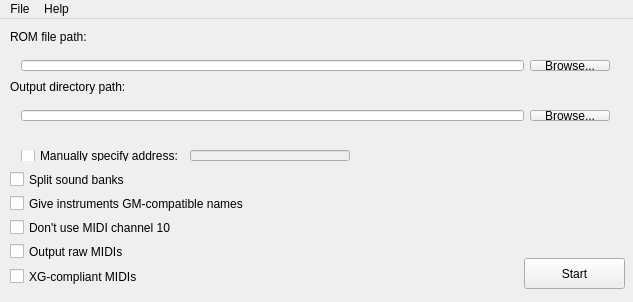
Before: the Qt Designer form mainwindow.ui in CaptainSwag101/gba-mus-ripper-gui, drawn with Qt 5.
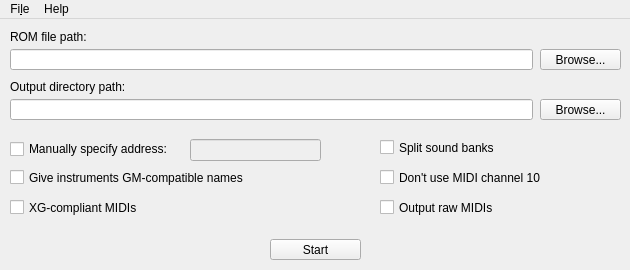
After: the same form once the commit is applied.

Patch:
```diff
--- a/mainwindow.ui
+++ b/mainwindow.ui
@@ -6,8 +6,8 @@
    <rect>
     <x>0</x>
     <y>0</y>
-    <width>633</width>
-    <height>302</height>
+    <width>630</width>
+    <height>270</height>
    </rect>
   </property>
   <property name="sizePolicy">
@@ -49,65 +49,21 @@
    <widget class="QPushButton" name="startButton">
     <property name="geometry">
      <rect>
-      <x>524</x>
-      <y>239</y>
-      <width>101</width>
-      <height>31</height>
+      <x>270</x>
+      <y>220</y>
+      <width>91</width>
+      <height>21</height>
      </rect>
     </property>
     <property name="text">
      <string>Start</string>
     </property>
    </widget>
-   <widget class="QWidget" name="layoutWidget">
-    <property name="geometry">
-     <rect>
-      <x>10</x>
-      <y>30</y>
-      <width>611</width>
-      <height>33</height>
-     </rect>
-    </property>
-    <layout class="QHBoxLayout" name="horizontalLayout">
-     <item>
-      <widget class="QLineEdit" name="romPathEdit"/>
-     </item>
-     <item>
-      <widget class="QPushButton" name="chooseRomButton">
-       <property name="text">
-        <string>Browse...</string>
-       </property>
-      </widget>
-     </item>
-    </layout>
-   </widget>
-   <widget class="QWidget" name="layoutWidget">
-    <property name="geometry">
-     <rect>
-      <x>10</x>
-      <y>80</y>
-      <width>611</width>
-      <height>33</height>
-     </rect>
-    </property>
-    <layout class="QHBoxLayout" name="horizontalLayout_2">
-     <item>
-      <widget class="QLineEdit" name="outputPathEdit"/>
-     </item>
-     <item>
-      <widget class="QPushButton" name="chooseOutputButton">
-       <property name="text">
-        <string>Browse...</string>
-       </property>
-      </widget>
-     </item>
-    </layout>
-   </widget>
    <widget class="QCheckBox" name="splitSoundBanks">
     <property name="geometry">
      <rect>
-      <x>10</x>
-      <y>152</y>
+      <x>380</x>
+      <y>120</y>
       <width>221</width>
       <height>17</height>
      </rect>
@@ -120,7 +76,7 @@
     <property name="geometry">
      <rect>
       <x>10</x>
-      <y>176</y>
+      <y>150</y>
       <width>361</width>
       <height>17</height>
      </rect>
@@ -132,8 +88,8 @@
    <widget class="QCheckBox" name="avoidCh10">
     <property name="geometry">
      <rect>
-      <x>10</x>
-      <y>200</y>
+      <x>380</x>
+      <y>150</y>
       <width>281</width>
       <height>17</height>
      </rect>
@@ -145,8 +101,8 @@
    <widget class="QCheckBox" name="outputRaw">
     <property name="geometry">
      <rect>
-      <x>10</x>
-      <y>224</y>
+      <x>380</x>
+      <y>180</y>
       <width>211</width>
       <height>17</height>
      </rect>
@@ -159,7 +115,7 @@
     <property name="geometry">
      <rect>
       <x>10</x>
-      <y>249</y>
+      <y>180</y>
       <width>251</width>
       <height>17</height>
      </rect>
@@ -168,56 +124,91 @@
      <string>XG-compliant MIDIs</string>
     </property>
    </widget>
-   <widget class="QWidget" name="layoutWidget">
+   <widget class="QCheckBox" name="manualAddressEnable">
     <property name="geometry">
      <rect>
       <x>10</x>
       <y>120</y>
-      <width>351</width>
-      <height>33</height>
+      <width>176</width>
+      <height>20</height>
      </rect>
     </property>
-    <layout class="QHBoxLayout" name="horizontalLayout_3">
-     <item>
-      <widget class="QCheckBox" name="manualAddressEnable">
-       <property name="text">
-        <string>Manually specify address:</string>
-       </property>
-      </widget>
-     </item>
-     <item>
-      <widget class="QLineEdit" name="manualAddress">
-       <property name="enabled">
-        <bool>false</bool>
-       </property>
-      </widget>
-     </item>
-    </layout>
+    <property name="text">
+     <string>Manually specify address:</string>
+    </property>
    </widget>
-   <zorder>layoutWidget</zorder>
-   <zorder>layoutWidget</zorder>
-   <zorder>layoutWidget</zorder>
-   <zorder>inputLabel</zorder>
-   <zorder>outputLabel</zorder>
-   <zorder>startButton</zorder>
-   <zorder>splitSoundBanks</zorder>
-   <zorder>giveGMNames</zorder>
-   <zorder>avoidCh10</zorder>
-   <zorder>outputRaw</zorder>
-   <zorder>makeXGCompliant</zorder>
+   <widget class="QLineEdit" name="manualAddress">
+    <property name="enabled">
+     <bool>false</bool>
+    </property>
+    <property name="geometry">
+     <rect>
+      <x>190</x>
+      <y>120</y>
+      <width>131</width>
+      <height>22</height>
+     </rect>
+    </property>
+   </widget>
+   <widget class="QLineEdit" name="outputPathEdit">
+    <property name="geometry">
+     <rect>
+      <x>10</x>
+      <y>80</y>
+      <width>523</width>
+      <height>21</height>
+     </rect>
+    </property>
+   </widget>
+   <widget class="QPushButton" name="chooseOutputButton">
+    <property name="geometry">
+     <rect>
+      <x>540</x>
+      <y>80</y>
+      <width>81</width>
+      <height>21</height>
+     </rect>
+    </property>
+    <property name="text">
+     <string>Browse...</string>
+    </property>
+   </widget>
+   <widget class="QLineEdit" name="romPathEdit">
+    <property name="geometry">
+     <rect>
+      <x>10</x>
+      <y>30</y>
+      <width>523</width>
+      <height>21</height>
+     </rect>
+    </property>
+   </widget>
+   <widget class="QPushButton" name="chooseRomButton">
+    <property name="geometry">
+     <rect>
+      <x>540</x>
+      <y>30</y>
+      <width>81</width>
+      <height>21</height>
+     </rect>
+    </property>
+    <property name="text">
+     <string>Browse...</string>
+    </property>
+   </widget>
   </widget>
   <widget class="QMenuBar" name="menuBar">
    <property name="geometry">
     <rect>
      <x>0</x>
      <y>0</y>
-     <width>633</width>
-     <height>23</height>
+     <width>630</width>
+     <height>19</height>
     </rect>
    </property>
    <widget class="QMenu" name="menuFile">
     <property name="title">
-     <string>File</string>
+     <string>Fi&amp;le</string>
     </property>
     <addaction name="actionExit"/>
    </widget>
```
Left out of the diff: 4 changed lines with no effect on the pictures.
